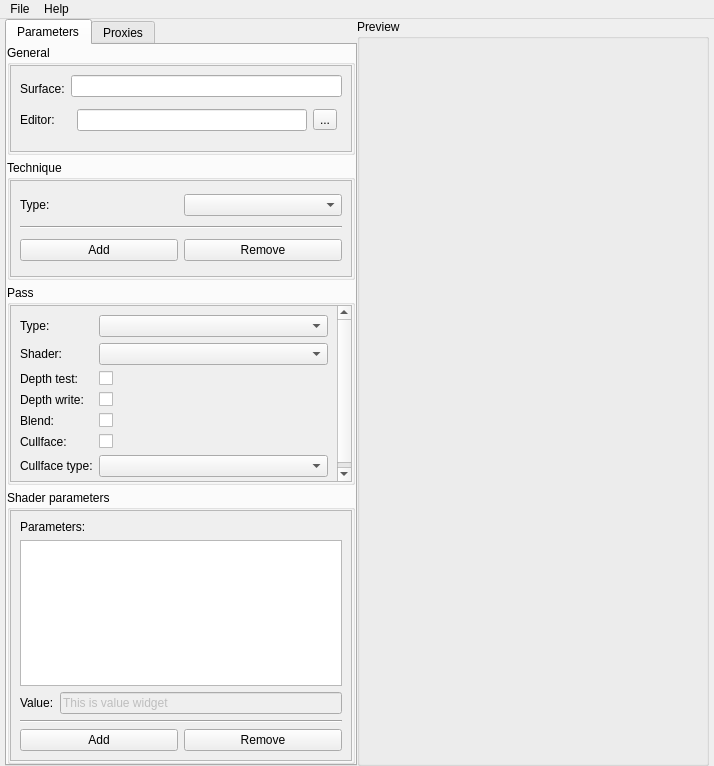
Above: src/tools/lmteditor/window_editor.ui from BSOD-Games/lifeEngine before the change. Below: the same form after it.
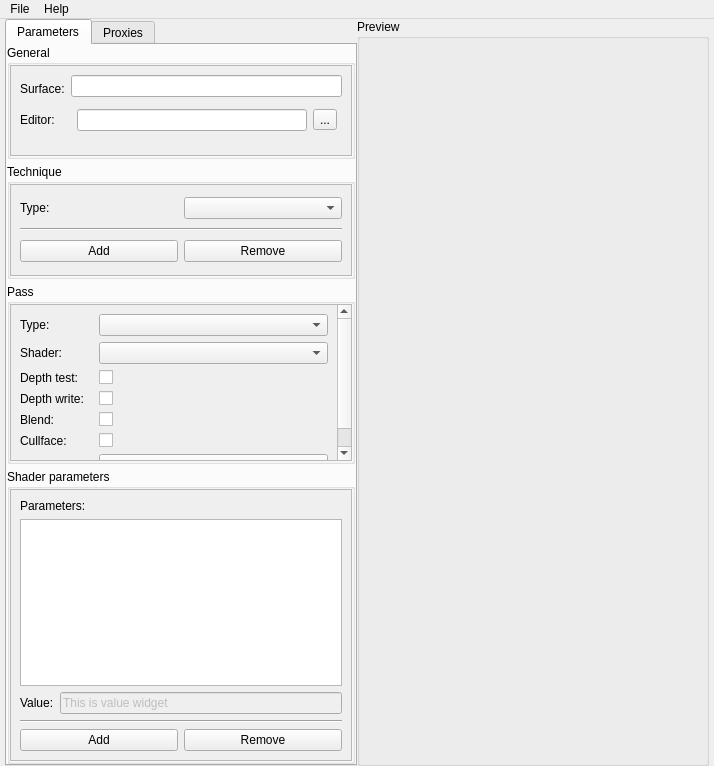
That is the form after the change. Custom widgets are drawn as their Qt base class.

What changed in the file:
```diff
--- a/src/tools/lmteditor/window_editor.ui
+++ b/src/tools/lmteditor/window_editor.ui
@@ -12,14 +12,14 @@
   </property>
   <property name="minimumSize">
    <size>
-    <width>714</width>
-    <height>766</height>
+    <width>0</width>
+    <height>0</height>
    </size>
   </property>
   <property name="maximumSize">
    <size>
-    <width>714</width>
-    <height>766</height>
+    <width>16777215</width>
+    <height>16777215</height>
    </size>
   </property>
   <property name="windowTitle">
@@ -108,7 +108,7 @@
                 <x>0</x>
                 <y>0</y>
                 <width>340</width>
-                <height>83</height>
+                <height>82</height>
                </rect>
               </property>
               <layout class="QGridLayout" name="gridLayout_3">
@@ -171,7 +171,7 @@
           <property name="minimumSize">
            <size>
             <width>0</width>
-            <height>120</height>
+            <height>115</height>
            </size>
           </property>
           <property name="title">
@@ -201,6 +201,12 @@
                <height>0</height>
               </size>
              </property>
+             <property name="frameShape">
+              <enum>QFrame::StyledPanel</enum>
+             </property>
+             <property name="frameShadow">
+              <enum>QFrame::Plain</enum>
+             </property>
              <property name="widgetResizable">
               <bool>true</bool>
              </property>
@@ -210,7 +216,7 @@
                 <x>0</x>
                 <y>0</y>
                 <width>340</width>
-                <height>92</height>
+                <height>87</height>
                </rect>
               </property>
               <layout class="QVBoxLayout" name="verticalLayout_8">
@@ -265,7 +271,7 @@
           <property name="minimumSize">
            <size>
             <width>0</width>
-            <height>200</height>
+            <height>0</height>
            </size>
           </property>
           <property name="title">
@@ -297,7 +303,7 @@
                <rect>
                 <x>0</x>
                 <y>0</y>
-                <width>340</width>
+                <width>326</width>
                 <height>199</height>
                </rect>
               </property>
@@ -404,7 +410,7 @@
           <property name="minimumSize">
            <size>
             <width>0</width>
-            <height>240</height>
+            <height>0</height>
            </size>
           </property>
           <property name="title">
@@ -437,7 +443,7 @@
                 <x>0</x>
                 <y>0</y>
                 <width>340</width>
-                <height>212</height>
+                <height>264</height>
                </rect>
               </property>
               <layout class="QVBoxLayout" name="verticalLayout_10">
@@ -890,6 +896,14 @@
    </property>
   </action>
  </widget>
+ <customwidgets>
+  <customwidget>
+   <class>Widget_Viewport</class>
+   <extends>QWidget</extends>
+   <header>widget_viewport.h</header>
+   <container>1</container>
+  </customwidget>
+ </customwidgets>
  <resources/>
  <connections/>
 </ui>
```
Left out of the diff: 6 changed lines with no effect on the pictures.
